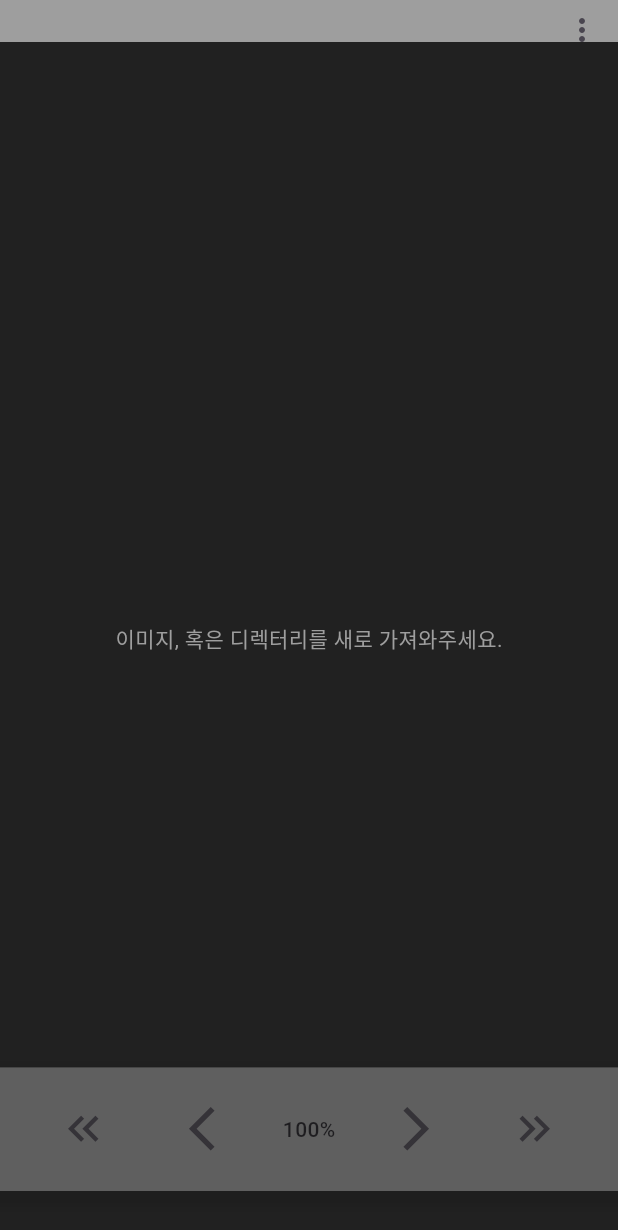
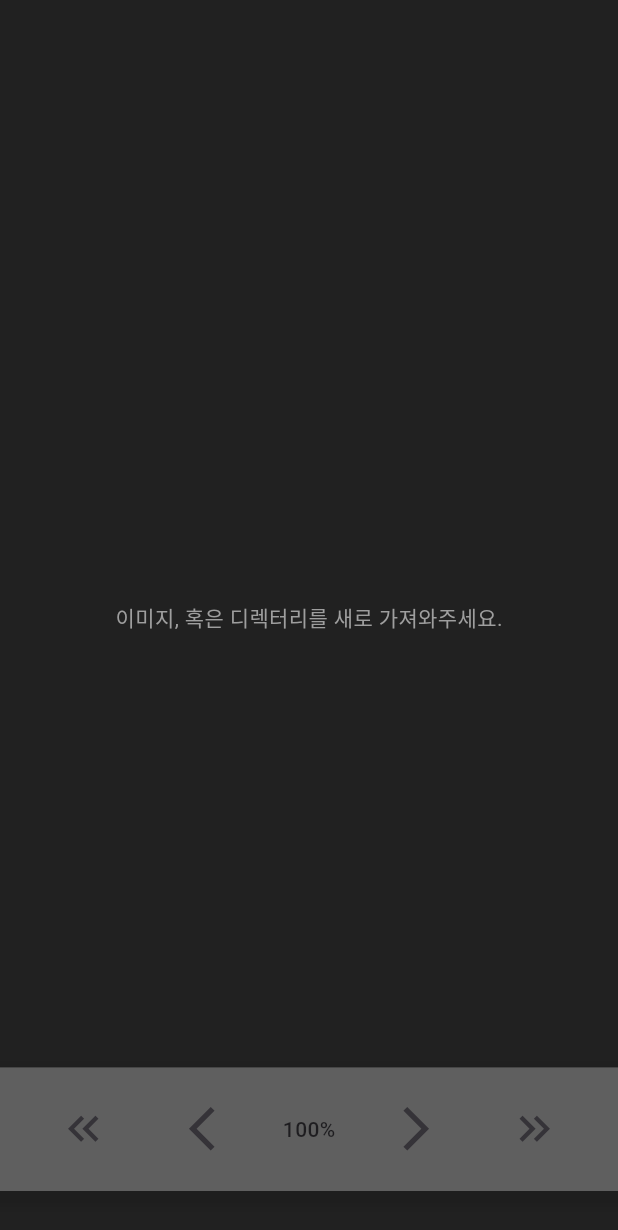
Before and after one commit to JiwooJoon/ImageViewPro, a Flutter app: the screen it shows after launch, on a phone screen of 412 x 824 dp. Shown: the top 1230 px of the screen. Run offline on Flutter 3.47's test engine with Material 3 defaults, Android fonts, the phone set to English and light mode, and no system bars; our stand-ins replace file_picker, flutter_riverpod, riverpod; missing offline and left inert: desktop_drop, exif.

Commit message:
delete exif, more centerable code in viewer

```diff
--- a/lib/Screen/MainView.dart
+++ b/lib/Screen/MainView.dart
@@ -31,10 +31,6 @@ class MainView extends ConsumerStatefulWidget {
 class _MainView extends ConsumerState<MainView> {
   bool isControllerWatched = true;
   bool isOrderWatched = false;
-  // double currentZoomSize = 1.00;
-  // int currentIndex = 0;
-  // int currentWatchSize = 1;
-  // List<ImageModel> imageModels = [];
   Timer? _orderTimer;
 
   List<String> droppedFiles = [];
@@ -173,10 +169,9 @@ class _MainView extends ConsumerState<MainView> {
     return Scaffold(
         backgroundColor: Colors.grey.shade900,
 
-        appBar: const DeskTopMenuBar(),
-
         body: Stack(
             children: [
+              // 메인 화면
               if (state.images.isEmpty)
                 DropTarget(
                     onDragEntered: (detail) {
@@ -204,36 +199,6 @@ class _MainView extends ConsumerState<MainView> {
                         // 폴더를 드랍했다면
                         if (entity == FileSystemEntityType.directory) {
                           debugPrint("${file.name}은 폴더.");
-                          // 내부 파일 재귀적으로 읽기
-
-                          // for (final file in details.files) {
-                          //   final path = file.path;
-                          //
-                          //   final dir = Directory(path);
-                          //
-                          //   final files = dir.listSync(recursive: true)
-                          //     .whereType<File>(); // 파일만 필터링하여 읽는다
-                          //
-                          //   List<String> paths = [];
-                          //   // 각 파일의 path 저장
-                          //   for (var f in files) {
-                          //      paths.add(f.path);
-                          //   }
-                          //   const imageExtensions = ['.png', '.jpg', '.jpeg', '.gif', '.bmp', '.webp'];
-                          //
-                          //   List<String> iPaths = paths
-                          //     .where((path) =>
-                          //       imageExtensions.any((e) => path.endsWith(e))
-                          //   ).toList();
-                          //
-                          //   final tempResult = await pathToImages(paths: iPaths);
-                          //
-                          //   ref.read(stateProvider.notifier).addImages(tempResult);
-                          //
-                          //   setState(() {
-                          //     debugPrint(tempResult.toString());
-                          //   });
-                          // }
 
                           List<String> paths = await getDirectoryPaths(file.path);
                           debugPrint(paths.toString());
@@ -267,19 +232,16 @@ class _MainView extends ConsumerState<MainView> {
                             ui.Image image = await getImageSize(file.path);
                             Uint8List bytes = await getImageBytes(file.path);
 
-                            Map<String, IfdTag> datas = await readExifFromBytes(bytes);
 
                             ref.read(stateProvider.notifier).addImage(
                                 ImageModel(
                                     height: image.height.toDouble(),
                                     width: image.width.toDouble(),
                                     path: file.path,
-                                    exifData: datas
                                 )
                             );
 
                             setState(() {
-                              debugPrint(datas.toString());
                             });
 
                           } else {
@@ -361,12 +323,13 @@ class _MainView extends ConsumerState<MainView> {
                             }
                           });
                         } else {
+                          // 컨트롤 키가 안눌렸다면
                           setState(() {
                             isOrderWatched = true;
 
                             if (event.scrollDelta.dy > 0) {
                               if (state.curIndex < (state.images.length + state.curSize) - 2) {
-                                ref.read(stateProvider.notifier).updateSize(state.curSize + 1);
+                                convertIndexPlusOrMinus(isPlus: true);
                               } else {
                                 if (kDebugMode) {
                                   print("탑에 도달했습니다.");
@@ -374,7 +337,7 @@ class _MainView extends ConsumerState<MainView> {
                               }
                             } else {
                               if (state.curIndex > 0) {
-                                ref.read(stateProvider.notifier).updateSize(state.curSize - 1);
+                                convertIndexPlusOrMinus(isPlus: false);
                               } else {
                                 if (kDebugMode) {
                                   print("바텀에 도달했습니다.");
@@ -473,30 +436,40 @@ class _MainView extends ConsumerState<MainView> {
                                       ),
                                     )
                                   else
-                                    Positioned.fill(
+
+                                    Center(
                                       child: InteractiveViewer(
                                         minScale: 0.5,
-                                        maxScale: 3.0,
+                                        maxScale: 2.0,
                                         panEnabled: true, // 드래그 이동 가능
                                         scaleEnabled: false, // 줌인/줌아웃 가능
                                         boundaryMargin: const EdgeInsets.all(double.infinity), // 무한 이동 가능
                                         alignment: Alignment.center, // 확대/축소 기준을 중앙으로
                                         clipBehavior: Clip.none,
+                                        child: Container(
+                                          width: MediaQuery.of(context).size.width,
+                                          height: MediaQuery.of(context).size.height,
                                           child: Transform.scale(
                                             scale: state.curZoom,
                                             alignment: Alignment.center,
                                             child: Row(
                                               mainAxisSize: MainAxisSize.min,
+                                              mainAxisAlignment: MainAxisAlignment.center,
                                               // crossAxisAlignment: CrossAxisAlignment.center,
                                               children: [
                                                 for (int i = state.curIndex;
                                                 i < state.curIndex + state.curSize && i < state.images.length;
                                                 i++)
-                                                Image.file(
+                                                  Expanded(
+                                                    child: Image.file(
                                                       File(state.images[i].path),
-                                                  fit: BoxFit.contain,
+                                                      fit: BoxFit.cover,
+                                                    ),
                                                   )
                                               ],
+                                            ),
+
+
                                           ),
                                         ),
                                       ),
@@ -586,6 +559,22 @@ class _MainView extends ConsumerState<MainView> {
                             )
                         ),
 
+                        // // 이미지 내비게이션 (가져온 이미지 목록)
+                        // if (state.images.isNotEmpty)
+                        //   Positioned(
+                        //       top: 5,
+                        //       left: 10,
+                        //       child: SizedBox(
+                        //         width: 100,
+                        //         height: MediaQuery.of(context).size.height * 0.6,
+                        //         child: const ImageListMap(),
+                        //       )
+                        //   )
+                      ],
+                    ),
+                  ),
+                ),
+              ),
               // 이미지 내비게이션 (가져온 이미지 목록)
               if (state.images.isNotEmpty)
                 Positioned(
@@ -597,11 +586,7 @@ class _MainView extends ConsumerState<MainView> {
                       child: const ImageListMap(),
                     )
                 )
-                      ],
-                    ),
-                  ),
-                ),
-              )
+              // 메뉴바
             ]
         )
     );
--- a/lib/func/pathToImageWithIsolate.dart
+++ b/lib/func/pathToImageWithIsolate.dart
@@ -23,7 +23,6 @@ Future<ImageModel> pathToModel(String path) async {
   final meta = await compute(readImageMeta, path);
 
   final bytes = meta['bytes'] as Uint8List;
-  final exif = meta['exif'] as Map<String, IfdTag>;
 
   // ui.Image 디코딩 (메인 isolate)
   // 디코딩 작업은 오직 메인 isolate에서만 가능함
@@ -39,7 +38,6 @@ Future<ImageModel> pathToModel(String path) async {
     height: image.height.toDouble(),
     width: image.width.toDouble(),
     path: path,
-    exifData: exif,
   );
 }
 
--- a/lib/model/ImageModel.dart
+++ b/lib/model/ImageModel.dart
@@ -4,12 +4,11 @@ class ImageModel {
   double height;
   double width;
   String path;
-  Map<String, IfdTag> exifData;
 
   @override
   String toString() {
-    return "height: $height, width: $width, \npath: $path, \n$exifData";
+    return "height: $height, width: $width, \npath: $path";
   }
 
-  ImageModel({required this.height, required this.width, required this.path, required this.exifData});
+  ImageModel({required this.height, required this.width, required this.path});
 }
```
Also changed, not shown: lib/Screen/MainView2.dart (+76 -30 lines), 5 other files. Lines whose indentation alone changed are shown as unchanged.
